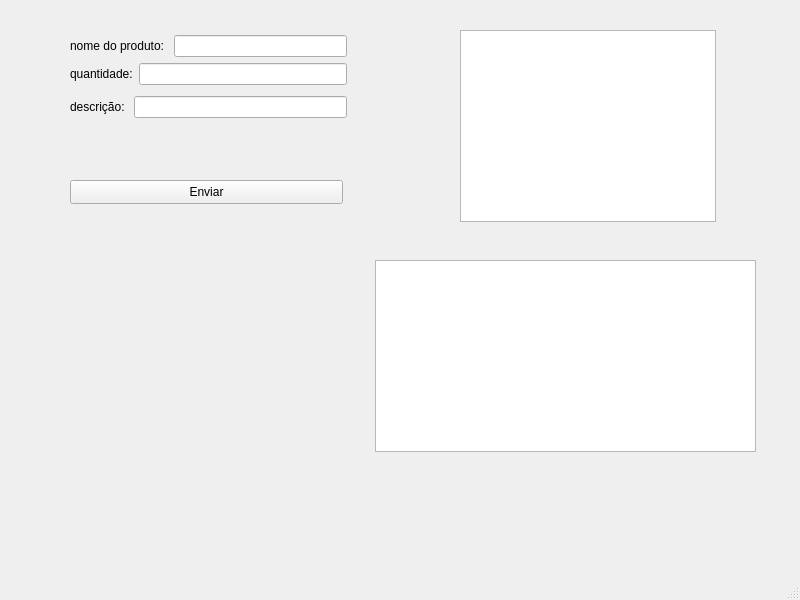
Before: the Qt Designer form mainwindow.ui in GabR36/QEstoqueLoja, drawn with Qt 5.
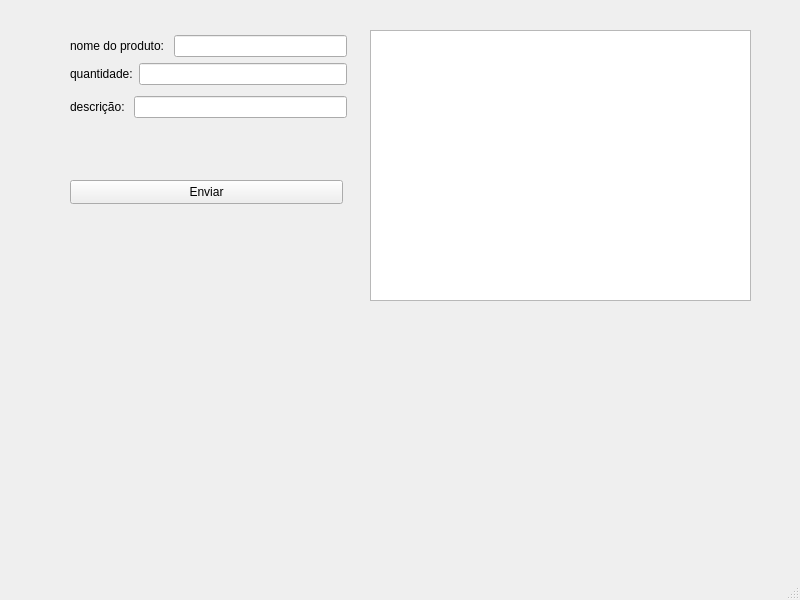
After: the same form once the commit is applied.

Commit message: Remove TextBrowser, somente tabela.

What changed in the file:
```diff
--- a/mainwindow.ui
+++ b/mainwindow.ui
@@ -27,26 +27,6 @@
      <string>Enviar</string>
     </property>
    </widget>
-   <widget class="QTextBrowser" name="TxtB_Info">
-    <property name="geometry">
-     <rect>
-      <x>460</x>
-      <y>30</y>
-      <width>256</width>
-      <height>192</height>
-     </rect>
-    </property>
-    <property name="html">
-     <string>&lt;!DOCTYPE HTML PUBLIC &quot;-//W3C//DTD HTML 4.0//EN&quot; &quot;http://www.w3.org/TR/REC-html40/strict.dtd&quot;&gt;
-&lt;html&gt;&lt;head&gt;&lt;meta name=&quot;qrichtext&quot; content=&quot;1&quot; /&gt;&lt;meta charset=&quot;utf-8&quot; /&gt;&lt;style type=&quot;text/css&quot;&gt;
-p, li { white-space: pre-wrap; }
-hr { height: 1px; border-width: 0; }
-li.unchecked::marker { content: &quot;\2610&quot;; }
-li.checked::marker { content: &quot;\2612&quot;; }
-&lt;/style&gt;&lt;/head&gt;&lt;body style=&quot; font-family:'Sans'; font-size:10pt; font-weight:400; font-style:normal;&quot;&gt;
-&lt;p style=&quot;-qt-paragraph-type:empty; margin-top:0px; margin-bottom:0px; margin-left:0px; margin-right:0px; -qt-block-indent:0; text-indent:0px;&quot;&gt;&lt;br /&gt;&lt;/p&gt;&lt;/body&gt;&lt;/html&gt;</string>
-    </property>
-   </widget>
    <widget class="QWidget" name="layoutWidget">
     <property name="geometry">
      <rect>
@@ -112,20 +92,10 @@
    <widget class="QTableView" name="Tview_Produtos">
     <property name="geometry">
      <rect>
-      <x>375</x>
-      <y>260</y>
+      <x>370</x>
+      <y>30</y>
       <width>381</width>
-      <height>192</height>
-     </rect>
-    </property>
-   </widget>
-   <widget class="QWidget" name="widget" native="true">
-    <property name="geometry">
-     <rect>
-      <x>80</x>
-      <y>240</y>
-      <width>271</width>
-      <height>80</height>
+      <height>271</height>
      </rect>
     </property>
    </widget>
```
The commit also changes 1 other file.
